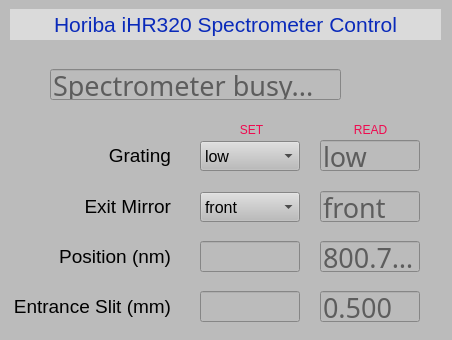
The window that ui/simple_horiba.ui (narahma2/horiba-IOC) describes before a commit, drawn with Qt 5.
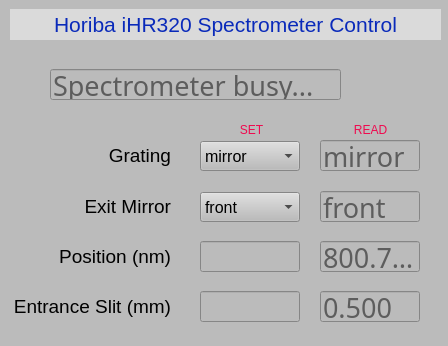
The same window after the commit. Custom widgets are drawn as their Qt base class.

Commit message: Added config, corrected turret+added tips on UI

Diff of the .ui file:
```diff
--- a/ui/simple_horiba.ui
+++ b/ui/simple_horiba.ui
@@ -6,8 +6,8 @@
    <rect>
     <x>0</x>
     <y>0</y>
-    <width>452</width>
-    <height>340</height>
+    <width>448</width>
+    <height>346</height>
    </rect>
   </property>
   <property name="palette">
@@ -514,7 +514,7 @@
     </property>
     <item>
      <property name="text">
-      <string>low</string>
+      <string>mirror</string>
      </property>
     </item>
     <item>
@@ -632,7 +632,7 @@
      <bool>true</bool>
     </property>
     <property name="placeholderText">
-     <string>low</string>
+     <string>mirror</string>
     </property>
     <property name="channel" stdset="0">
      <string>HORIBA-IHR320:TURRET-RBV</string>
```
Left out of the diff: 12 changed lines with no effect on the pictures. The commit also changes 2 other files.
